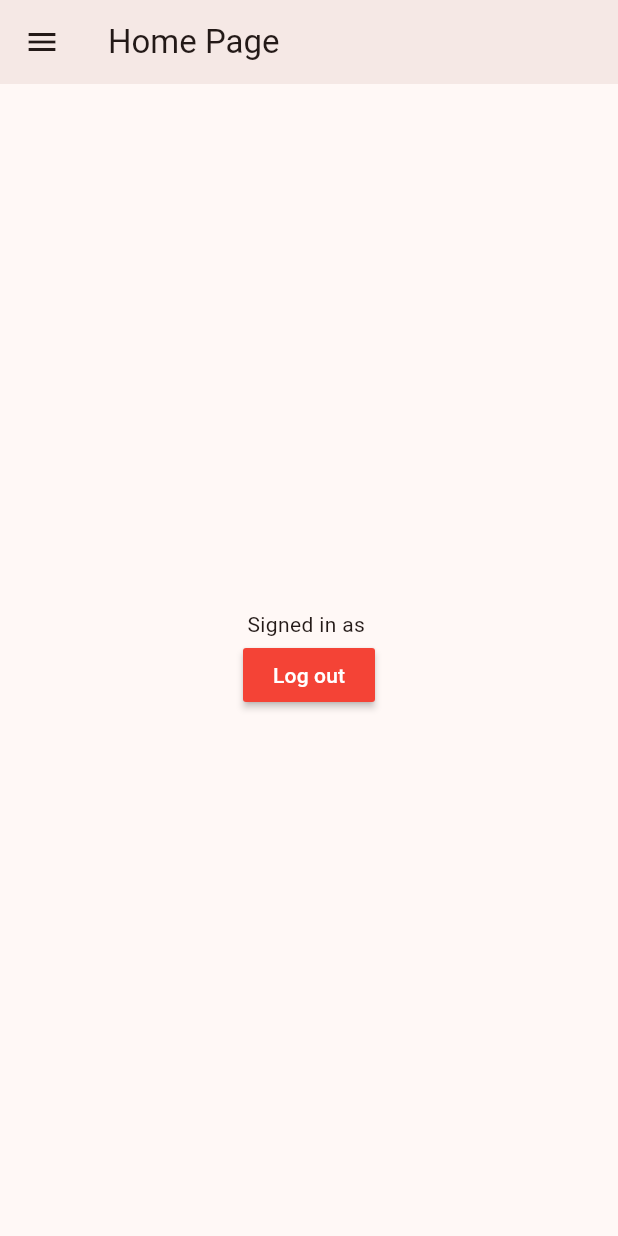
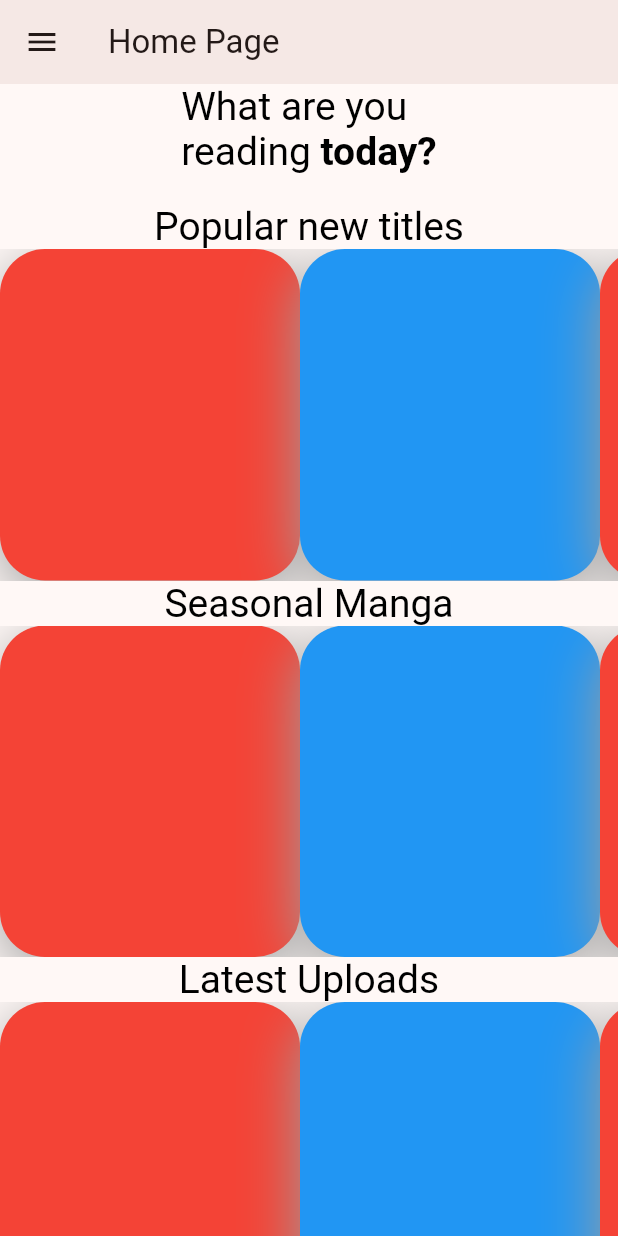
Before and after one commit to Pritam-deb/manga_padho, a Flutter app: the screen it shows once a user with an empty profile is signed in, on a phone screen of 412 x 824 dp. Run offline on Flutter 3.47's test engine with Material 2 defaults, Android fonts, the phone set to English and light mode, and no system bars; drawn by our look-alikes of hidden_drawer_menu; our stand-ins replace firebase_auth, firebase_core; missing offline and left inert: mangadex_library; accounts and stored records are empty; network calls fail; statements that could not run were skipped.

Commit message:
ui: made a basic layout the home page api: receiving data of manga list

```diff
--- a/lib/screens/home_page.dart
+++ b/lib/screens/home_page.dart
@@ -1,6 +1,7 @@
 import 'package:firebase_auth/firebase_auth.dart';
 import 'package:firebase_core/firebase_core.dart';
 import 'package:flutter/material.dart';
+import 'package:manga_padho/widgets/horizontal_list.dart';
 
 class HomePage extends StatefulWidget {
   const HomePage({Key? key}) : super(key: key);
@@ -14,23 +15,42 @@ class _HomePageState extends State<HomePage> {
   @override
   Widget build(BuildContext context) {
     return Scaffold(
-      body: Center(
+      body: SingleChildScrollView(
         child: Column(
-        mainAxisAlignment: MainAxisAlignment.center,
+          // mainAxisAlignment: MainAxisAlignment.center,
           children: [
+            RichText(
+              text: const TextSpan(
+                style: TextStyle(color: Colors.black, fontSize: 26),
+                children: [
+                  TextSpan(text: "What are you \nreading "),
+                  TextSpan(
+                    text: "today?",
+                    style: TextStyle(fontWeight: FontWeight.bold),
+                  )
+                ],
+              ),
+            ),
+            SizedBox(
+              height: 20,
+            ),
+            HorizontalScrollList(scrollTitle: 'Popular new titles'),
+            HorizontalScrollList(scrollTitle: 'Seasonal Manga'),
+            HorizontalScrollList(scrollTitle: 'Latest Uploads'),
             Text('Signed in as ' + user.email!),
             MaterialButton(
               onPressed: () {
                 FirebaseAuth.instance.signOut();
               },
               color: Colors.red,
-            child: Text(
+              child: const Text(
                 'Log out',
                 style: TextStyle(color: Colors.white),
               ),
             )
           ],
-      )),
+        ),
+      ),
     );
   }
 }
--- /dev/null
+++ b/lib/service/fetch_manga.dart
@@ -0,0 +1,8 @@
+import 'package:http/http.dart' as http;
+
+final String authority = 'api.mangadex.org';
+
+Future<void> getMangaDataByMangaId(String mangaId) async {
+  var unencodedPath = '/manga';
+  var response = await http.get(Uri.http(authority, unencodedPath));
+}
--- /dev/null
+++ b/lib/widgets/horizontal_list.dart
@@ -0,0 +1,116 @@
+import 'dart:convert';
+
+import 'package:flutter/material.dart';
+import 'package:manga_padho/model/manga_model.dart';
+import 'package:mangadex_library/mangadex_library.dart' as lib;
+import 'package:http/http.dart' as http;
+
+class HorizontalScrollList extends StatelessWidget {
+  const HorizontalScrollList({super.key, required this.scrollTitle});
+  final String scrollTitle;
+
+  @override
+  Widget build(BuildContext context) {
+    var mangaList;
+    MangaModel manga;
+    Future<MangaModel> fetchRandomManga() async {
+      var unencodedPath = '/manga';
+      var response = await http.get(
+        Uri.http('api.mangadex.org', '/manga', {
+          'limit': 1.toString(),
+          'status[]': ['ongoing'],
+          'includes[]': ['cover_art']
+        }),
+      );
+      manga = MangaModel.fromJson(jsonDecode(response.body));
+      print("RESPONSE: ${manga.data}");
+
+      return manga;
+    }
+
+    return Column(
+      children: [
+        RichText(
+          text: TextSpan(
+            style: TextStyle(color: Colors.black, fontSize: 26),
+            children: [
+              TextSpan(text: scrollTitle),
+            ],
+          ),
+        ),
+        SingleChildScrollView(
+          scrollDirection: Axis.horizontal,
+          child: Row(
+            children: [
+              GestureDetector(
+                onTap: () {
+                  fetchRandomManga();
+                },
+                child: Container(
+                  height: 221,
+                  width: 200,
+                  decoration: BoxDecoration(
+                    color: Colors.red,
+                    borderRadius: BorderRadius.circular(30),
+                    boxShadow: [
+                      BoxShadow(
+                        offset: Offset(0, 10),
+                        blurRadius: 33,
+                        color: Colors.grey,
+                      )
+                    ],
+                  ),
+                ),
+              ),
+              Container(
+                height: 221,
+                width: 200,
+                decoration: BoxDecoration(
+                  color: Colors.blue,
+                  borderRadius: BorderRadius.circular(30),
+                  boxShadow: [
+                    BoxShadow(
+                      offset: Offset(0, 10),
+                      blurRadius: 33,
+                      color: Colors.grey,
+                    )
+                  ],
+                ),
+              ),
+              Container(
+                height: 221,
+                width: 200,
+                decoration: BoxDecoration(
+                  color: Colors.red,
+                  borderRadius: BorderRadius.circular(30),
+                  boxShadow: [
+                    BoxShadow(
+                      offset: Offset(0, 10),
+                      blurRadius: 33,
+                      color: Colors.grey,
+                    )
+                  ],
+                ),
+              ),
+              Container(
+                height: 221,
+                width: 200,
+                decoration: BoxDecoration(
+                  color: Colors.blue,
+                  borderRadius: BorderRadius.circular(30),
+                  boxShadow: [
+                    BoxShadow(
+                      offset: Offset(0, 10),
+                      blurRadius: 33,
+                      color: Colors.grey,
+                    )
+                  ],
+                ),
+              ),
+            ],
+          ),
+        ),
+      ],
+    );
+  }
+}
--- a/pubspec.yaml
+++ b/pubspec.yaml
@@ -39,6 +39,8 @@ dependencies:
   firebase_auth: ^4.2.6
   firebase_core: ^2.5.0
   cloud_firestore: ^4.4.0
+  mangadex_library: ^1.4.5
+  http: ^0.13.5
 
 dev_dependencies:
   flutter_test:
```
Also changed, not shown: lib/model/manga_model.dart (added, +342 -0 lines), lib/screens/login_page.dart (+6 -1 lines), pubspec.lock. Lines whose indentation alone changed are shown as unchanged.
